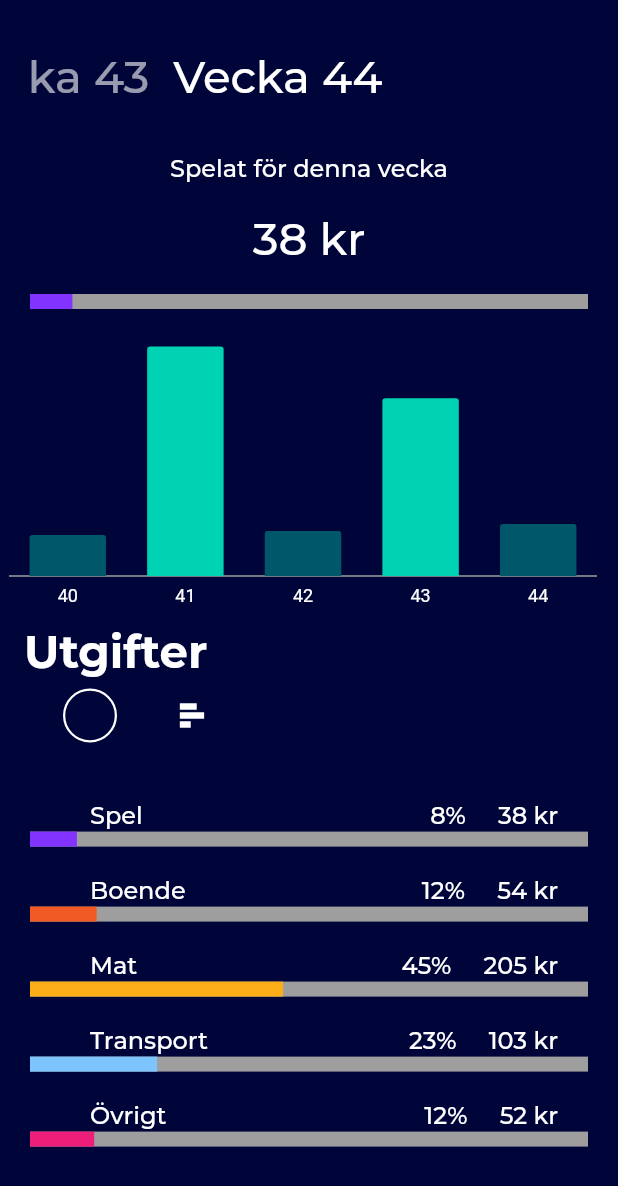
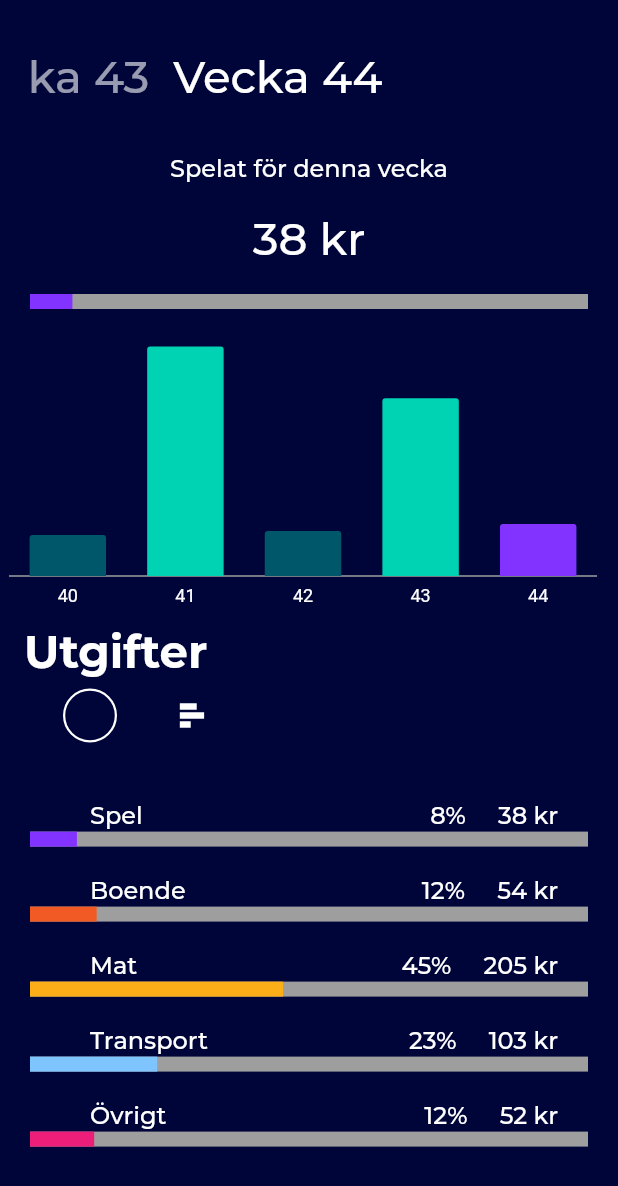
Before and after one commit to juliusolson/rena, a Flutter app: the HomeView widget shown alone on an empty page, opened directly, on a phone screen of 412 x 824 dp. Shown: the top 1186 px of the screen. Run offline on Flutter 3.47's test engine with Material 2 defaults, Android fonts, the phone set to English and light mode, and no system bars; drawn by our look-alikes of percent_indicator; our stand-ins replace charts_flutter; project files that could hold a hidden picture were left out.

Commit message:
add selected color on barchart

```diff
--- a/lib/screens/home/components/barchart.dart
+++ b/lib/screens/home/components/barchart.dart
@@ -2,6 +2,8 @@ import 'package:flutter/material.dart';
 import 'package:charts_flutter/flutter.dart' as charts;
 import 'package:rena/models/spending.dart';
 import 'dart:math' as math;
+
+import 'package:rena/utils/colors.dart';
 
 class SpendingsBarChart extends StatelessWidget {
   final List<charts.Series> seriesList;
@@ -16,9 +18,9 @@ class SpendingsBarChart extends StatelessWidget {
     );
   }
 
-  factory SpendingsBarChart.withDummyData(DummyData data) {
+  factory SpendingsBarChart.withDummyData(WeeklySpendingModel model) {
     List<WeeklySpending> ws = [];
-
+    DummyData data = model.data;
     data.week2spending.forEach((key, value) {
       ws.add(WeeklySpending(key.toString(), value[0].amount));
     });
@@ -28,14 +30,14 @@ class SpendingsBarChart extends StatelessWidget {
     List<charts.Series<WeeklySpending, String>> series = [
       charts.Series<WeeklySpending, String>(
         id: 'spendings',
-        colorFn: (_, int idx) {
-          charts.Color col;
+        colorFn: (WeeklySpending ws, int idx) {
+          if (int.parse(ws.week) == model.week) return charts.Color.fromHex(code: "#8333ff");
+
           if (idx % 2 == 0) {
-            col = charts.Color.fromHex(code: "#00576A");
+            return charts.Color.fromHex(code: "#00576A");
           } else {
-            col = charts.Color.fromHex(code: "#00D3B3");
+            return charts.Color.fromHex(code: "#00D3B3");
           }
-          return col;
         },
         domainFn: (WeeklySpending ws, _) => ws.week,
         measureFn: (WeeklySpending ws, _) => ws.spendings,
@@ -62,6 +64,7 @@ class SpendingsBarChart extends StatelessWidget {
       primaryMeasureAxis: new charts.NumericAxisSpec(
         renderSpec: new charts.NoneRenderSpec(),
       ),
+      defaultInteractions: false,
     );
   }
 
--- a/lib/screens/home/homeview.dart
+++ b/lib/screens/home/homeview.dart
@@ -70,7 +70,7 @@ class _HomeViewState extends State<HomeView> {
             child: Container(
               child: Consumer<WeeklySpendingModel>(
                   builder: (context, model, child) {
-                return SpendingsBarChart.withDummyData(model.data);
+                return SpendingsBarChart.withDummyData(model);
               }),
             )),
         Flexible(
```
